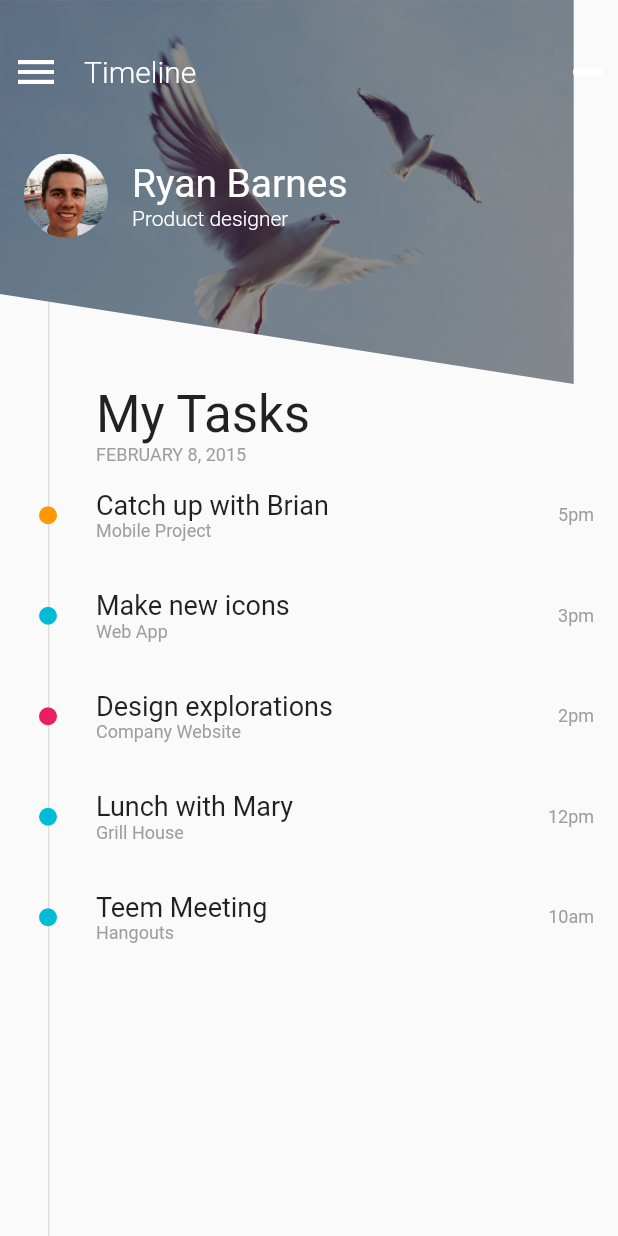
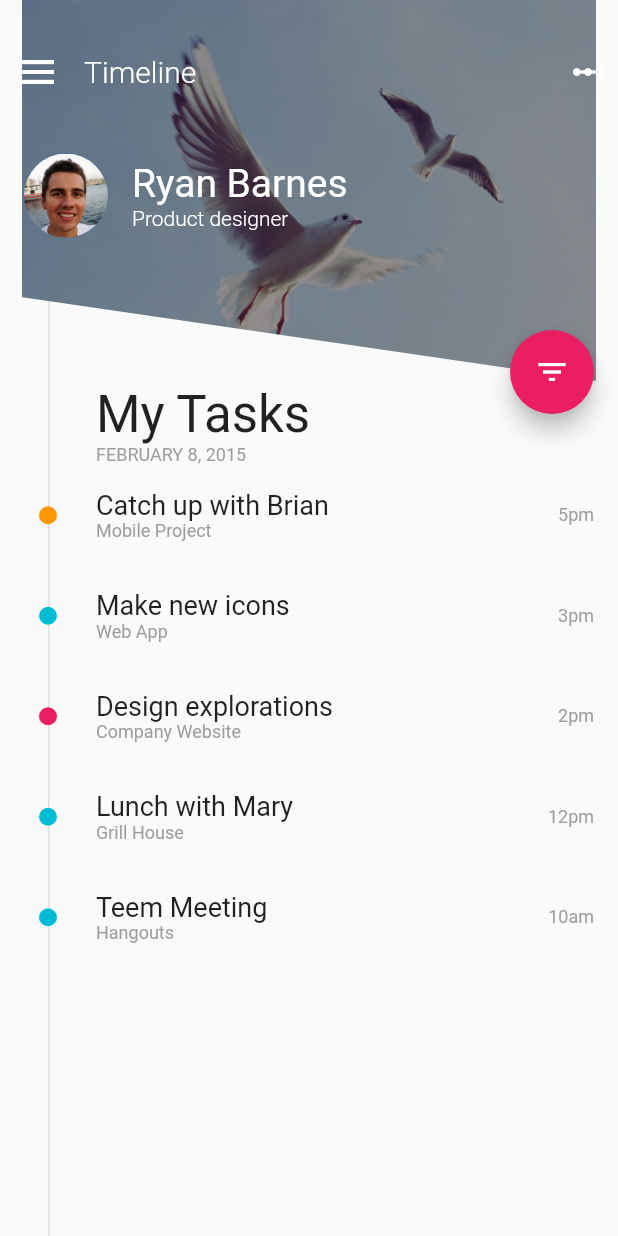
Before and after one commit to MarcinusX/flutter_ui_challenge_filter_menu, a Flutter app: the screen it shows after launch, on a phone screen of 412 x 824 dp. Run offline on Flutter 3.47's test engine with Material 2 defaults, Android fonts, the phone set to English and light mode, and no system bars.

Commit message:
Animated list

```diff
--- /dev/null
+++ b/lib/initial_list.dart
@@ -0,0 +1,36 @@
+import 'package:filter_menu/task.dart';
+import 'package:flutter/material.dart';
+
+
+List<Task> tasks = [
+  new Task(
+      name: "Catch up with Brian",
+      category: "Mobile Project",
+      time: "5pm",
+      color: Colors.orange,
+      completed: false),
+  new Task(
+      name: "Make new icons",
+      category: "Web App",
+      time: "3pm",
+      color: Colors.cyan,
+      completed: true),
+  new Task(
+      name: "Design explorations",
+      category: "Company Website",
+      time: "2pm",
+      color: Colors.pink,
+      completed: false),
+  new Task(
+      name: "Lunch with Mary",
+      category: "Grill House",
+      time: "12pm",
+      color: Colors.cyan,
+      completed: true),
+  new Task(
+      name: "Teem Meeting",
+      category: "Hangouts",
+      time: "10am",
+      color: Colors.cyan,
+      completed: true),
+];
--- /dev/null
+++ b/lib/list_model.dart
@@ -0,0 +1,38 @@
+import 'package:filter_menu/task.dart';
+import 'package:filter_menu/task_row.dart';
+import 'package:flutter/material.dart';
+
+class ListModel {
+  ListModel(this.listKey, items) : this.items = new List.of(items);
+
+  final GlobalKey<AnimatedListState> listKey;
+  final List<Task> items;
+
+  AnimatedListState get _animatedList => listKey.currentState;
+
+  void insert(int index, Task item) {
+    items.insert(index, item);
+    _animatedList.insertItem(index, duration: new Duration(milliseconds: 150));
+  }
+
+  Task removeAt(int index) {
+    final Task removedItem = items.removeAt(index);
+    if (removedItem != null) {
+      _animatedList.removeItem(
+        index,
+        (context, animation) => new TaskRow(
+              task: removedItem,
+              animation: animation,
+            ),
+        duration: new Duration(milliseconds: (150 + 200*(index/length)).toInt())
+      );
+    }
+    return removedItem;
+  }
+
+  int get length => items.length;
+
+  Task operator [](int index) => items[index];
+
+  int indexOf(Task item) => items.indexOf(item);
+}
--- a/lib/main.dart
+++ b/lib/main.dart
@@ -1,5 +1,6 @@
 import 'package:filter_menu/diagonal_clipper.dart';
-import 'package:filter_menu/task.dart';
+import 'package:filter_menu/initial_list.dart';
+import 'package:filter_menu/list_model.dart';
 import 'package:filter_menu/task_row.dart';
 import 'package:flutter/material.dart';
 
@@ -25,41 +26,18 @@ class MainPage extends StatefulWidget {
   _MainPageState createState() => new _MainPageState();
 }
 
-List<Task> tasks = [
-  new Task(
-      name: "Catch up with Brian",
-      category: "Mobile Project",
-      time: "5pm",
-      color: Colors.orange,
-      completed: false),
-  new Task(
-      name: "Make new icons",
-      category: "Web App",
-      time: "3pm",
-      color: Colors.cyan,
-      completed: true),
-  new Task(
-      name: "Design explorations",
-      category: "Company Website",
-      time: "2pm",
-      color: Colors.pink,
-      completed: false),
-  new Task(
-      name: "Lunch with Mary",
-      category: "Grill House",
-      time: "12pm",
-      color: Colors.cyan,
-      completed: true),
-  new Task(
-      name: "Teem Meeting",
-      category: "Hangouts",
-      time: "10am",
-      color: Colors.cyan,
-      completed: true),
-];
+class _MainPageState extends State<MainPage> {
+  final GlobalKey<AnimatedListState> _listKey =
+      new GlobalKey<AnimatedListState>();
+  final double _imageHeight = 256.0;
+  ListModel listModel;
+  bool showOnlyCompleted = false;
 
-class _MainPageState extends State<MainPage> {
-  final double _imageHeight = 256.0;
+  @override
+  void initState() {
+    super.initState();
+    listModel = new ListModel(_listKey, tasks);
+  }
 
   @override
   Widget build(BuildContext context) {
@@ -71,13 +49,39 @@ class _MainPageState extends State<MainPage> {
           _buildTopHeader(),
           _buildProfileRow(),
           _buildBottomPart(),
+          _buildFab(),
         ],
       ),
     );
   }
 
+  Widget _buildFab() {
+    return new Positioned(
+      top: _imageHeight - 36.0,
+      right: 16.0,
+      child: new FloatingActionButton(
+        onPressed: _changeFilterState,
+        backgroundColor: Colors.pink,
+        child: new Icon(Icons.filter_list),
+      ),
+    );
+  }
+
+  void _changeFilterState() {
+    showOnlyCompleted = !showOnlyCompleted;
+    tasks.where((task) => !task.completed).forEach((task) {
+      if (showOnlyCompleted) {
+        listModel.removeAt(listModel.indexOf(task));
+      } else {
+        listModel.insert(tasks.indexOf(task), task);
+      }
+    });
+  }
+
   Widget _buildIamge() {
-    return new ClipPath(
+    return new Positioned.fill(
+      bottom: null,
+      child: new ClipPath(
         clipper: new DialogonalClipper(),
         child: new Image.asset(
           'images/birds.jpg',
@@ -85,6 +89,7 @@ class _MainPageState extends State<MainPage> {
           height: _imageHeight,
           colorBlendMode: BlendMode.srcOver,
           color: new Color.fromARGB(120, 20, 10, 40),
+        ),
       ),
     );
   }
@@ -166,8 +171,15 @@ class _MainPageState extends State<MainPage> {
 
   Widget _buildTasksList() {
     return new Expanded(
-      child: new ListView(
-        children: tasks.map((task) => new TaskRow(task: task)).toList(),
+      child: new AnimatedList(
+        initialItemCount: tasks.length,
+        key: _listKey,
+        itemBuilder: (context, index, animation) {
+          return new TaskRow(
+            task: listModel[index],
+            animation: animation,
+          );
+        },
       ),
     );
   }
--- a/lib/task_row.dart
+++ b/lib/task_row.dart
@@ -1,33 +1,31 @@
 import 'package:filter_menu/task.dart';
 import 'package:flutter/material.dart';
 
-class TaskRow extends StatefulWidget {
+class TaskRow extends StatelessWidget {
   final Task task;
   final double dotSize = 12.0;
+  final Animation<double> animation;
 
-  const TaskRow({Key key, this.task}) : super(key: key);
+  const TaskRow({Key key, this.task, this.animation}) : super(key: key);
 
   @override
-  State<StatefulWidget> createState() {
-    return new TaskRowState();
-  }
-}
-
-class TaskRowState extends State<TaskRow> {
-  @override
   Widget build(BuildContext context) {
-    return new Padding(
+    return new FadeTransition(
+      opacity: animation,
+      child: new SizeTransition(
+        sizeFactor: animation,
+        child: new Padding(
           padding: const EdgeInsets.symmetric(vertical: 16.0),
           child: new Row(
             children: <Widget>[
               new Padding(
                 padding:
-                new EdgeInsets.symmetric(horizontal: 32.0 - widget.dotSize / 2),
+                    new EdgeInsets.symmetric(horizontal: 32.0 - dotSize / 2),
                 child: new Container(
-              height: widget.dotSize,
-              width: widget.dotSize,
+                  height: dotSize,
+                  width: dotSize,
                   decoration: new BoxDecoration(
-                  shape: BoxShape.circle, color: widget.task.color),
+                      shape: BoxShape.circle, color: task.color),
                 ),
               ),
               new Expanded(
@@ -35,11 +33,11 @@ class TaskRowState extends State<TaskRow> {
                   crossAxisAlignment: CrossAxisAlignment.start,
                   children: <Widget>[
                     new Text(
-                  widget.task.name,
+                      task.name,
                       style: new TextStyle(fontSize: 18.0),
                     ),
                     new Text(
-                  widget.task.category,
+                      task.category,
                       style: new TextStyle(fontSize: 12.0, color: Colors.grey),
                     )
                   ],
@@ -48,12 +46,14 @@ class TaskRowState extends State<TaskRow> {
               new Padding(
                 padding: const EdgeInsets.only(right: 16.0),
                 child: new Text(
-              widget.task.time,
+                  task.time,
                   style: new TextStyle(fontSize: 12.0, color: Colors.grey),
                 ),
               ),
             ],
           ),
+        ),
+      ),
     );
   }
 }
```
Lines whose indentation alone changed are shown as unchanged.
